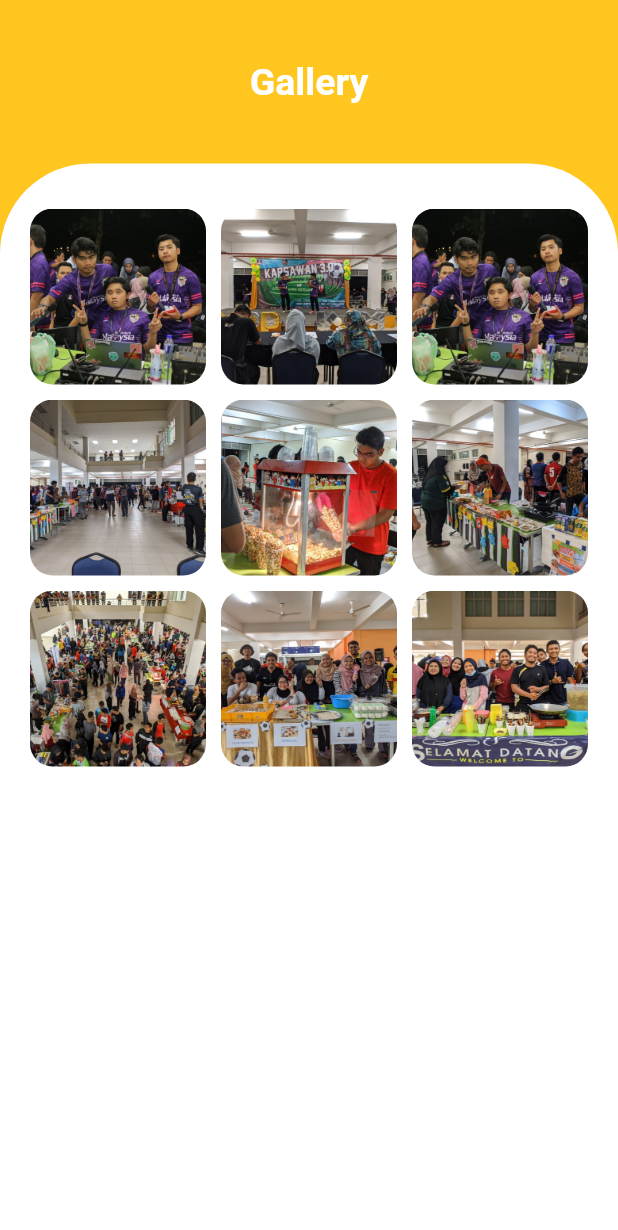
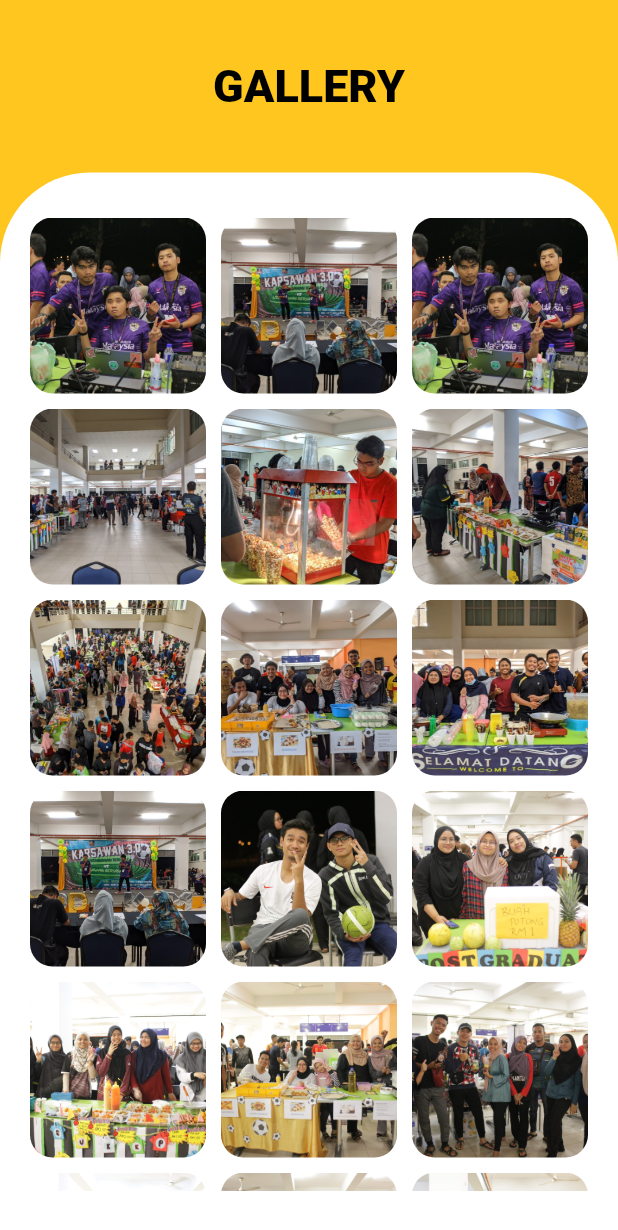
Before and after one commit to Firzan97/Karsawan-flutter, a Flutter app: the Gallery screen opened directly, on a phone screen of 412 x 824 dp. Shown: the top 1230 px of the screen. Run offline on Flutter 3.47's test engine with Material 2 defaults, Android fonts, the phone set to English and light mode, and no system bars; our stand-ins replace font_awesome_flutter.

```diff
--- a/lib/gallery.dart
+++ b/lib/gallery.dart
@@ -10,7 +10,21 @@ List<ImageDetails> _images = [
   ImageDetails(imagePath: 'assets/images/f.jpg'),
   ImageDetails(imagePath: 'assets/images/g.jpg'),
   ImageDetails(imagePath: 'assets/images/h.jpg'),
-  ImageDetails(imagePath: 'assets/images/i.jpg')
+  ImageDetails(imagePath: 'assets/images/i.jpg'),
+  ImageDetails(imagePath: 'assets/images/j.jpg'),
+  ImageDetails(imagePath: 'assets/images/k.JPG'),
+  ImageDetails(imagePath: 'assets/images/l.JPG'),
+  ImageDetails(imagePath: 'assets/images/m.JPG'),
+  ImageDetails(imagePath: 'assets/images/n.JPG'),
+  ImageDetails(imagePath: 'assets/images/o.JPG'),
+  ImageDetails(imagePath: 'assets/images/p.JPG'),
+  ImageDetails(imagePath: 'assets/images/q.JPG'),
+  ImageDetails(imagePath: 'assets/images/r.JPG'),
+  ImageDetails(imagePath: 'assets/images/s.JPG'),
+  ImageDetails(imagePath: 'assets/images/t.JPG'),
+  ImageDetails(imagePath: 'assets/images/u.JPG'),
+  ImageDetails(imagePath: 'assets/images/v.JPG'),
+  ImageDetails(imagePath: 'assets/images/w.JPG')
 ];
 
 class Gallery extends StatelessWidget {
@@ -26,11 +40,11 @@ class Gallery extends StatelessWidget {
               height: 40.0,
             ),
             Text(
-              "Gallery",
+              "GALLERY",
               style: TextStyle(
-                fontSize: 25.0,
-                fontWeight: FontWeight.w600,
-                color: Colors.white,
+                fontSize: 30.0,
+                fontWeight: FontWeight.w900,
+                color: Colors.black,
               ),
               textAlign: TextAlign.center,
             ),
--- a/pubspec.yaml
+++ b/pubspec.yaml
@@ -24,6 +24,8 @@ dependencies:
   # Use with the CupertinoIcons class for iOS style icons.
   cupertino_icons: ^0.1.2
   url_launcher: 5.4.2
+  font_awesome_flutter: ^8.5.0
+
 
 dev_dependencies:
   flutter_test:
```
Also changed, not shown: lib/home_screen.dart (+46 -5 lines), assets/images/j.jpg (added), assets/images/k.JPG (added), assets/images/l.JPG (added), assets/images/m.JPG (added), assets/images/n.JPG (added), assets/images/o.JPG (added), assets/images/p.JPG (added), assets/images/q.JPG (added), assets/images/r.JPG (added), assets/images/s.JPG (added), assets/images/t.JPG (added), assets/images/u.JPG (added), assets/images/v.JPG (added), 2 more files.
